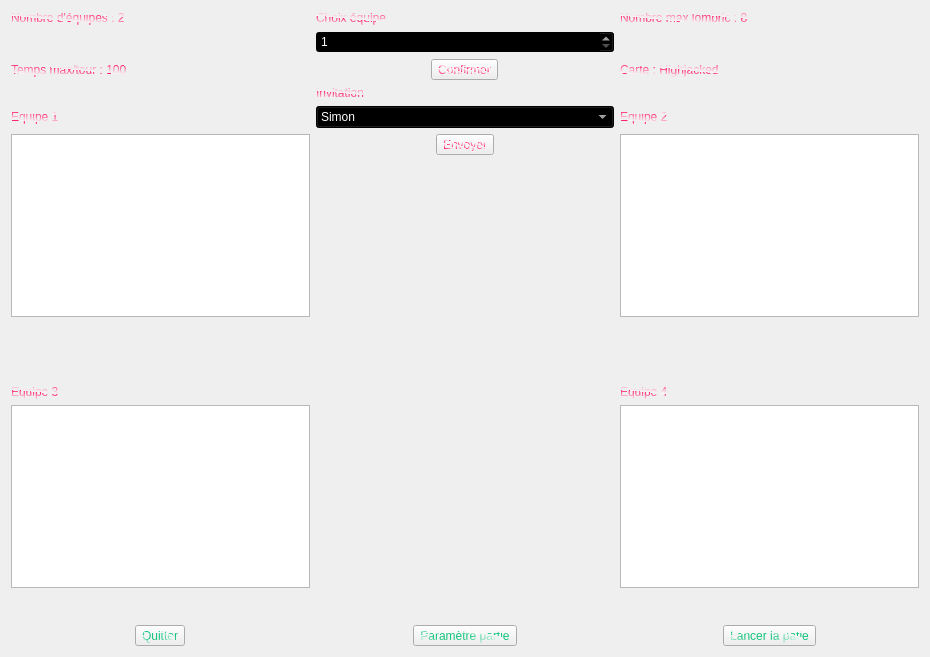
First picture: the form in Client/UI/Salon_HoteQt.ui, repository Minigrim0/LombricABrac, before the edit.
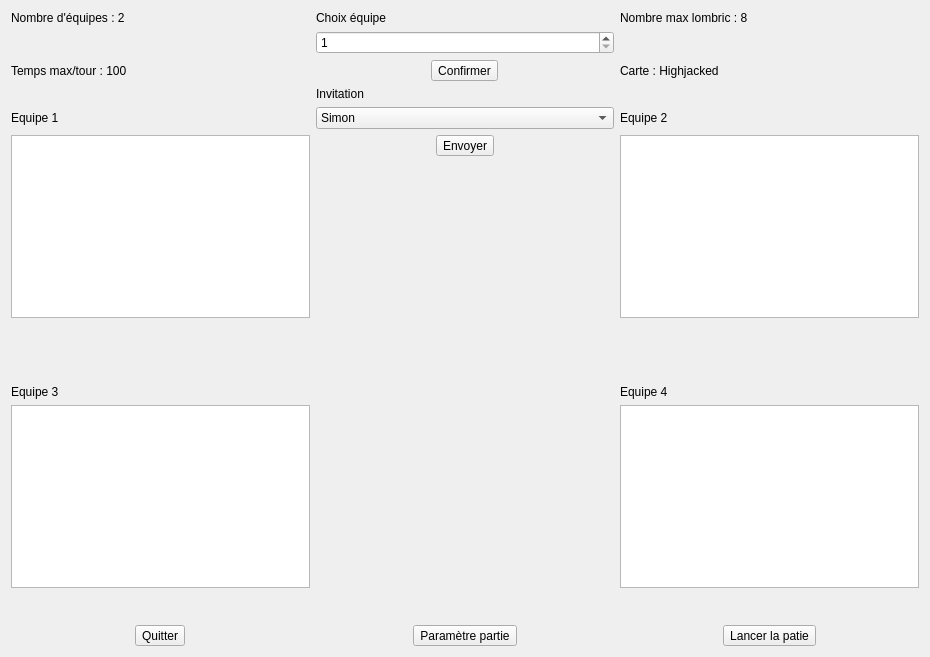
Second picture: the form after the edit. Icons and pictures are not drawn.

The edit to the form file:
```diff
--- a/Client/UI/Salon_HoteQt.ui
+++ b/Client/UI/Salon_HoteQt.ui
@@ -14,9 +14,7 @@
    <string>Form</string>
   </property>
   <property name="styleSheet">
-   <string notr="true">background-image: url(:/wallpaper/UI/Resources/cropped-1920-1080-521477.jpg);
-color: qlineargradient(spread:repeat, x1:0.835821, y1:0.119, x2:1, y2:0, stop:0 rgba(255, 28, 103, 255), stop:1 rgba(255, 255, 255, 255));
-font: 75 oblique 13pt &quot;Tlwg Typist&quot;;</string>
+   <string notr="true"/>
   </property>
   <layout class="QHBoxLayout" name="horizontalLayout">
    <item>
@@ -90,7 +88,7 @@
      <item row="14" column="2" alignment="Qt::AlignHCenter">
       <widget class="QToolButton" name="Lets_PlayToolButton">
        <property name="styleSheet">
-        <string notr="true">color: qradialgradient(spread:repeat, cx:0.43, cy:0.739, radius:0.5, fx:0.286, fy:0.358, stop:0.402985 rgba(18, 196, 125, 255), stop:1 rgba(255, 255, 255, 255));</string>
+        <string notr="true"/>
        </property>
        <property name="text">
         <string>Lancer la patie</string>
@@ -158,7 +156,7 @@
      <item row="14" column="1" alignment="Qt::AlignHCenter">
       <widget class="QToolButton" name="Change_ParametreToolButton">
        <property name="styleSheet">
-        <string notr="true">color: qradialgradient(spread:repeat, cx:0.43, cy:0.739, radius:0.5, fx:0.286, fy:0.358, stop:0.402985 rgba(18, 196, 125, 255), stop:1 rgba(255, 255, 255, 255));</string>
+        <string notr="true"/>
        </property>
        <property name="text">
         <string>Paramètre partie</string>
@@ -168,7 +166,7 @@
      <item row="6" column="2">
       <widget class="QPlainTextEdit" name="Equipe_deuxplainTextEdit">
        <property name="styleSheet">
-        <string notr="true">color: rgb(255, 255, 255);</string>
+        <string notr="true">color: rgb(173, 127, 168);</string>
        </property>
        <property name="plainText">
         <string/>
@@ -223,7 +221,7 @@
      <item row="14" column="0" alignment="Qt::AlignHCenter">
       <widget class="QToolButton" name="Leave_roomToolButton">
        <property name="styleSheet">
-        <string notr="true">color: qradialgradient(spread:repeat, cx:0.43, cy:0.739, radius:0.5, fx:0.286, fy:0.358, stop:0.402985 rgba(18, 196, 125, 255), stop:1 rgba(255, 255, 255, 255));</string>
+        <string notr="true"/>
        </property>
        <property name="text">
         <string>Quitter</string>
@@ -240,8 +238,7 @@
      <item row="5" column="1" alignment="Qt::AlignTop">
       <widget class="QComboBox" name="InvitationComboBox">
        <property name="styleSheet">
-        <string notr="true">color: rgb(255, 255, 255);
-background-color: rgb(0, 0, 0);</string>
+        <string notr="true"/>
        </property>
        <item>
         <property name="text">
@@ -285,8 +282,7 @@
      <item row="1" column="1">
       <widget class="QSpinBox" name="Choix_EquipeSpinBox">
        <property name="styleSheet">
-        <string notr="true">background-color: rgb(0, 0, 0);
-color: rgb(255, 255, 255);</string>
+        <string notr="true"/>
        </property>
        <property name="minimum">
         <number>1</number>
```
